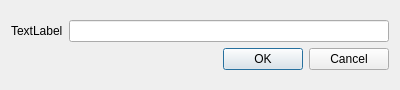
The window that UltimateDownloadManager/adddialog.ui (LalitMaganti/Ultimate-Download-Manager) describes before a commit, drawn with Qt 5.
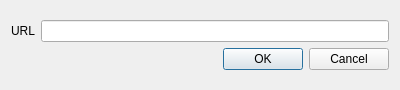
The same window after the commit.

```diff
--- a/UltimateDownloadManager/adddialog.ui
+++ b/UltimateDownloadManager/adddialog.ui
@@ -21,7 +21,7 @@
        <item>
         <widget class="QLabel" name="label">
          <property name="text">
-          <string>TextLabel</string>
+          <string>URL</string>
          </property>
         </widget>
        </item>
```
